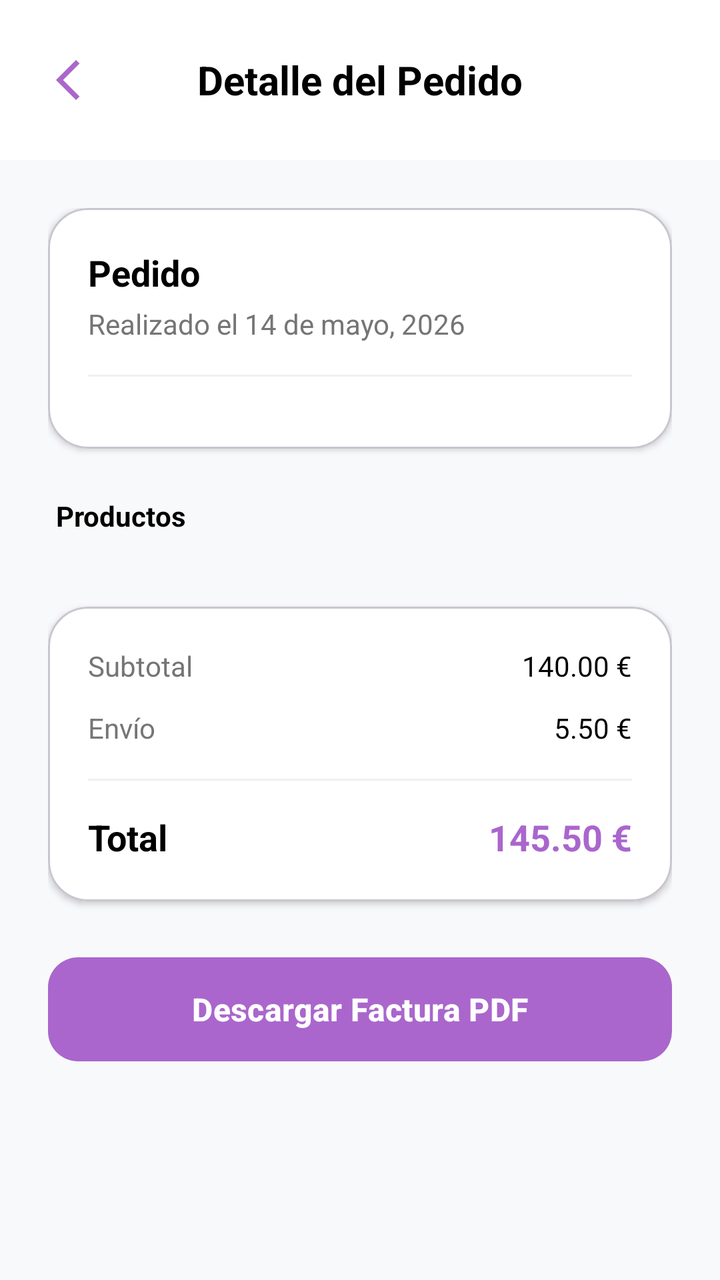
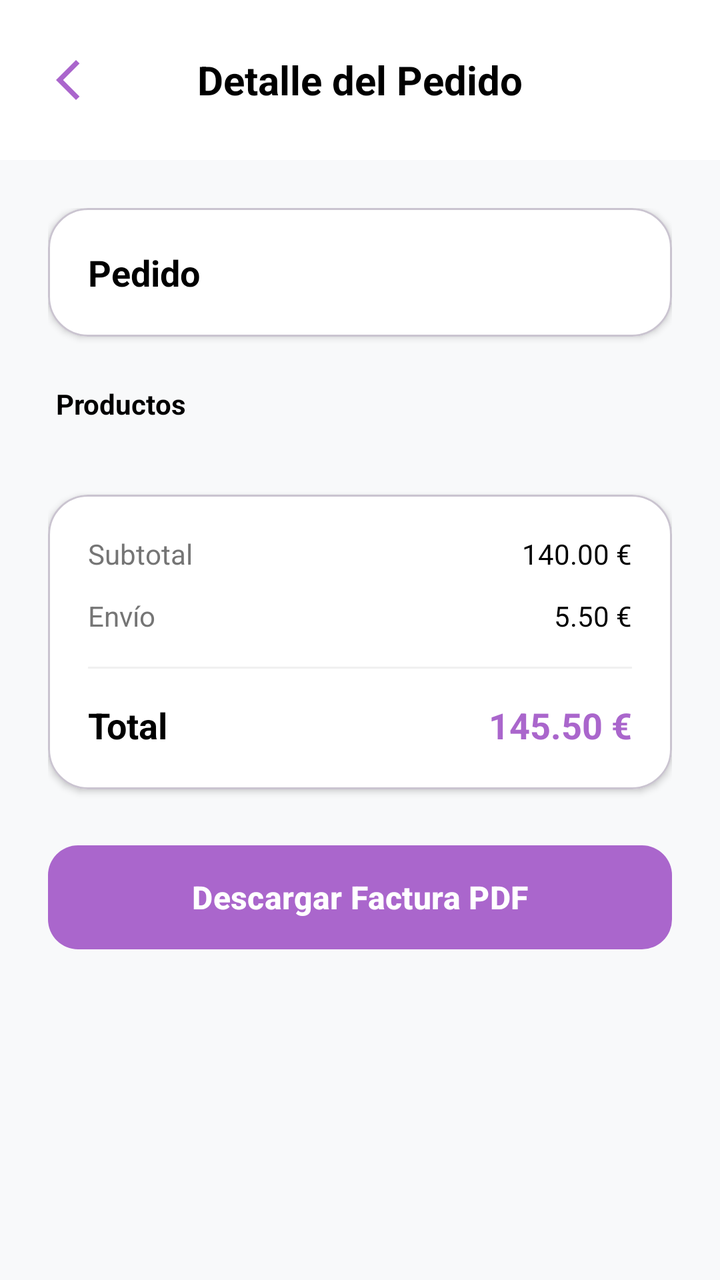

An Android layout rendered at two revisions. The XML below is the earlier revision; the diff shows what the commit changed to produce the second picture.
<!-- AndroidManifest.xml: application theme Theme.ProyectoIntermodularTFG -->
<!-- res/layout/activity_pantalla_detalle_pedido.xml -->
<?xml version="1.0" encoding="utf-8"?>
<androidx.constraintlayout.widget.ConstraintLayout xmlns:android="http://schemas.android.com/apk/res/android"
    xmlns:app="http://schemas.android.com/apk/res-auto"
    xmlns:tools="http://schemas.android.com/tools"
    android:layout_width="match_parent"
    android:layout_height="match_parent"
    android:background="#F8F9FA"
    android:fitsSystemWindows="true">

    <RelativeLayout
        android:id="@+id/toolbarDetalle"
        android:layout_width="match_parent"
        android:layout_height="wrap_content"
        android:background="@color/white"
        android:paddingHorizontal="16dp"
        android:paddingTop="16dp"
        android:paddingBottom="16dp"
        app:layout_constraintTop_toTopOf="parent">

        <ImageButton
            android:id="@+id/btnBackDetalle"
            android:layout_width="48dp"
            android:layout_height="48dp"
            android:layout_centerVertical="true"
            android:background="?attr/selectableItemBackgroundBorderless"
            android:src="@drawable/outline_arrow_back_ios_24"
            app:tint="@android:color/holo_purple" />

        <TextView
            android:layout_width="wrap_content"
            android:layout_height="wrap_content"
            android:layout_centerInParent="true"
            android:text="Detalle del Pedido"
            android:textColor="@color/black"
            android:textSize="20sp"
            android:textStyle="bold" />
    </RelativeLayout>

    <ScrollView
        android:layout_width="match_parent"
        android:layout_height="0dp"
        android:fillViewport="true"
        app:layout_constraintBottom_toBottomOf="parent"
        app:layout_constraintTop_toBottomOf="@id/toolbarDetalle">

        <LinearLayout
            android:layout_width="match_parent"
            android:layout_height="wrap_content"
            android:orientation="vertical"
            android:padding="24dp">

            <com.google.android.material.card.MaterialCardView
                android:layout_width="match_parent"
                android:layout_height="wrap_content"
                android:layout_marginBottom="24dp"
                app:cardBackgroundColor="@color/white"
                app:cardCornerRadius="20dp"
                app:cardElevation="2dp">

                <LinearLayout
                    android:layout_width="match_parent"
                    android:layout_height="wrap_content"
                    android:orientation="vertical"
                    android:padding="20dp">

                    <TextView
                        android:id="@+id/tvIdPedido"
                        android:layout_width="wrap_content"
                        android:layout_height="wrap_content"
                        android:text="Pedido"
                        android:textColor="@color/black"
                        android:textSize="18sp"
                        android:textStyle="bold" />

                    <TextView
                        android:id="@+id/tvFechaPedido"
                        android:layout_width="wrap_content"
                        android:layout_height="wrap_content"
                        android:layout_marginTop="4dp"
                        android:text="Realizado el 14 de mayo, 2026"
                        android:textColor="#757575" />

                    <View
                        android:layout_width="match_parent"
                        android:layout_height="1dp"
                        android:layout_marginVertical="16dp"
                        android:background="#F0F0F0" />

                </LinearLayout>
            </com.google.android.material.card.MaterialCardView>

            <TextView
                android:layout_width="wrap_content"
                android:layout_height="wrap_content"
                android:layout_marginStart="4dp"
                android:layout_marginBottom="12dp"
                android:text="Productos"
                android:textColor="@color/black"
                android:textStyle="bold" />

            <androidx.recyclerview.widget.RecyclerView
                android:id="@+id/rvProductosPedido"
                android:layout_width="match_parent"
                android:layout_height="wrap_content"
                android:layout_marginBottom="24dp"
                android:nestedScrollingEnabled="false"
                tools:itemCount="2"
                tools:listitem="@layout/recycler_view_item_producto_detalle" />

            <com.google.android.material.card.MaterialCardView
                android:layout_width="match_parent"
                android:layout_height="wrap_content"
                android:layout_marginBottom="24dp"
                app:cardBackgroundColor="@color/white"
                app:cardCornerRadius="20dp"
                app:cardElevation="2dp">

                <LinearLayout
                    android:layout_width="match_parent"
                    android:layout_height="wrap_content"
                    android:orientation="vertical"
                    android:padding="20dp">

                    <RelativeLayout
                        android:layout_width="match_parent"
                        android:layout_height="wrap_content">
                        <TextView android:layout_width="wrap_content" android:layout_height="wrap_content" android:text="Subtotal" android:textColor="#757575"/>
                        <TextView android:id="@+id/tvSubtotalDetalle" android:layout_width="wrap_content" android:layout_height="wrap_content" android:layout_alignParentEnd="true" android:text="140.00 €" android:textColor="@color/black"/>
                    </RelativeLayout>

                    <RelativeLayout
                        android:layout_width="match_parent"
                        android:layout_height="wrap_content"
                        android:layout_marginTop="12dp">
                        <TextView android:layout_width="wrap_content" android:layout_height="wrap_content" android:text="Envío" android:textColor="#757575"/>
                        <TextView android:layout_width="wrap_content" android:layout_height="wrap_content" android:layout_alignParentEnd="true" android:text="5.50 €" android:textColor="@color/black"/>
                    </RelativeLayout>

                    <View android:layout_width="match_parent" android:layout_height="1dp" android:background="#F0F0F0" android:layout_marginVertical="16dp"/>

                    <RelativeLayout
                        android:layout_width="match_parent"
                        android:layout_height="wrap_content">
                        <TextView android:layout_width="wrap_content" android:layout_height="wrap_content" android:text="Total" android:textStyle="bold" android:textSize="18sp" android:textColor="@color/black"/>
                        <TextView android:id="@+id/tvTotalDetalle" android:layout_width="wrap_content" android:layout_height="wrap_content" android:layout_alignParentEnd="true" android:text="145.50 €" android:textStyle="bold" android:textSize="18sp" android:textColor="@android:color/holo_purple"/>
                    </RelativeLayout>
                </LinearLayout>
            </com.google.android.material.card.MaterialCardView>

            <com.google.android.material.button.MaterialButton
                android:id="@+id/btnDescargarFactura"
                android:layout_width="match_parent"
                android:layout_height="60dp"
                android:layout_marginBottom="24dp"
                android:text="Descargar Factura PDF"
                android:textColor="@color/white"
                android:textSize="16sp"
                android:textStyle="bold"
                app:backgroundTint="@android:color/holo_purple"
                app:cornerRadius="15dp" />

        </LinearLayout>
    </ScrollView>

</androidx.constraintlayout.widget.ConstraintLayout>
<!-- res/layout/recycler_view_item_producto_detalle.xml (included above) -->
<?xml version="1.0" encoding="utf-8"?>
<LinearLayout xmlns:android="http://schemas.android.com/apk/res/android"
    android:layout_width="match_parent"
    android:layout_height="wrap_content"
    android:orientation="horizontal"
    android:paddingVertical="12dp"
    android:paddingHorizontal="4dp"
    android:gravity="center_vertical">

    <TextView
        android:id="@+id/tvDetalleNombre"
        android:layout_width="0dp"
        android:layout_height="wrap_content"
        android:layout_weight="1"
        android:text="Nombre del Producto"
        android:textColor="@color/black"
        android:textSize="15sp" />

    <TextView
        android:id="@+id/tvDetalleCantidad"
        android:layout_width="wrap_content"
        android:layout_height="wrap_content"
        android:layout_marginHorizontal="16dp"
        android:text="x1"
        android:textColor="#757575"
        android:textSize="14sp" />

    <TextView
        android:id="@+id/tvDetallePrecio"
        android:layout_width="wrap_content"
        android:layout_height="wrap_content"
        android:text="0.00 €"
        android:textColor="@color/black"
        android:textSize="15sp"
        android:textStyle="bold" />
</LinearLayout>
<!-- resources referenced by this layout -->
<resources>
  <color name="black">#FF000000</color>
  <color name="white">#FFFFFFFF</color>
  <!-- drawable outline_arrow_back_ios_24 (drawable) -->
  <vector xmlns:android="http://schemas.android.com/apk/res/android" android:autoMirrored="true" android:height="24dp" android:tint="#000000" android:viewportHeight="960" android:viewportWidth="960" android:width="24dp">
        
      <path android:fillColor="@android:color/white" android:pathData="M400,880L0,480L400,80L471,151L142,480L471,809L400,880Z"/>
      
  </vector>
  <style name="Theme.ProyectoIntermodularTFG" parent="Base.Theme.ProyectoIntermodularTFG" />
  <style name="Base.Theme.ProyectoIntermodularTFG" parent="Theme.Material3.DayNight.NoActionBar">
          
          
      </style>
</resources>

<!-- the commit's change to res/layout/activity_pantalla_detalle_pedido.xml (unified diff, before → after) -->
@@ -71,20 +71,6 @@
                         android:textColor="@color/black"
                         android:textSize="18sp"
                         android:textStyle="bold" />
-
-                    <TextView
-                        android:id="@+id/tvFechaPedido"
-                        android:layout_width="wrap_content"
-                        android:layout_height="wrap_content"
-                        android:layout_marginTop="4dp"
-                        android:text="Realizado el 14 de mayo, 2026"
-                        android:textColor="#757575" />
-
-                    <View
-                        android:layout_width="match_parent"
-                        android:layout_height="1dp"
-                        android:layout_marginVertical="16dp"
-                        android:background="#F0F0F0" />
 
                 </LinearLayout>
             </com.google.android.material.card.MaterialCardView>
